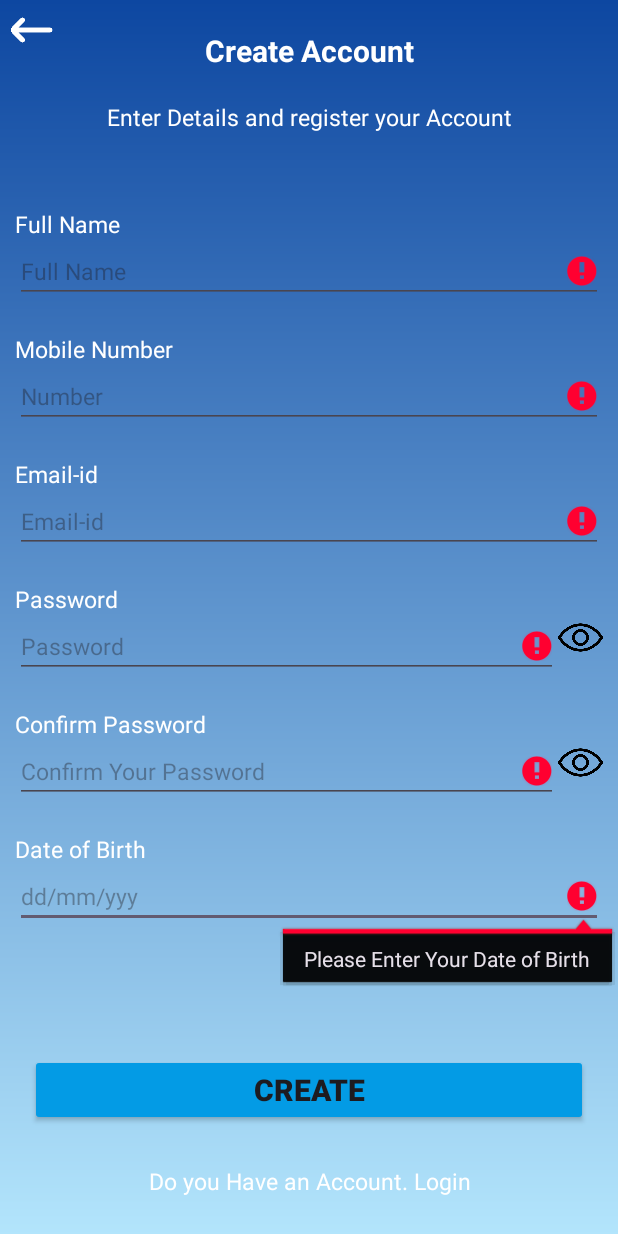
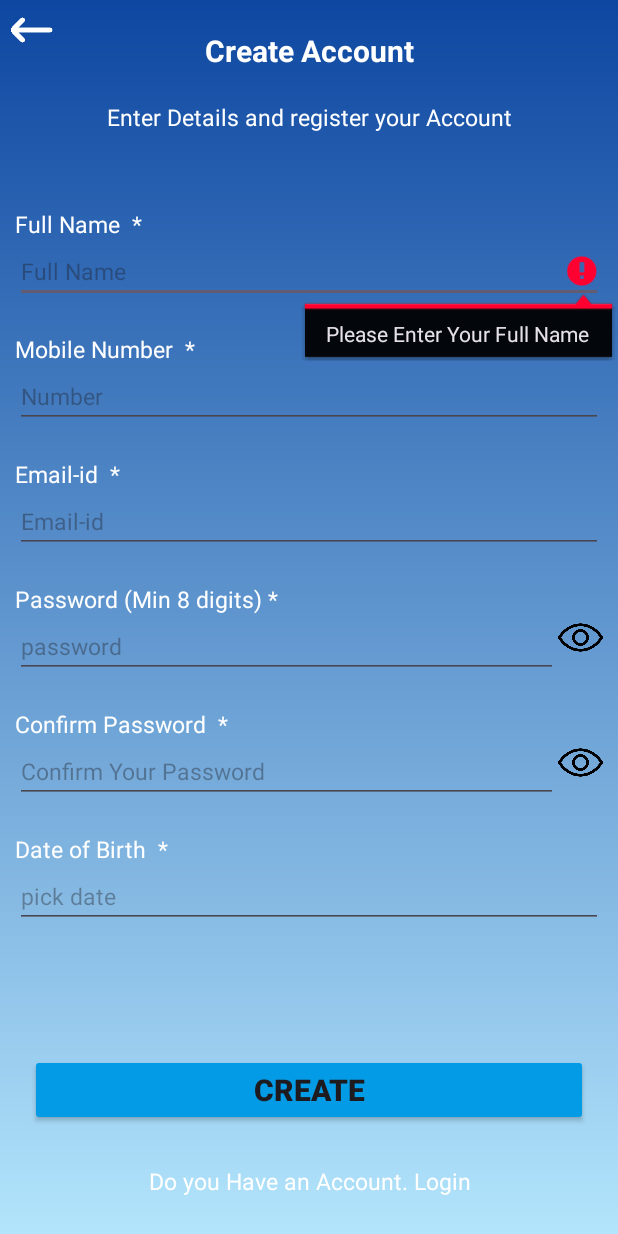
Before and after one commit to AkashKarkhal/mykoonba2, an Android app: the Signin screen opened directly, with no data from a screen before it, after a tap on "CREATE", on a phone screen of 412 x 824 dp. Run offline under Robolectric (Android 15) with nearby library versions, the phone set to English and light mode, and no system bars; our stand-ins replace Firebase (no records; nobody signed in at launch, a user with empty details on screens opened directly); 2 other taps on this screen came first.

Commit message:
add * , loading progress, password min 8 character

```diff
--- a/app/src/main/java/com/example/mykoonba/Signin.java
+++ b/app/src/main/java/com/example/mykoonba/Signin.java
@@ -4,6 +4,7 @@ import androidx.annotation.NonNull;
 import androidx.appcompat.app.AppCompatActivity;
 import androidx.appcompat.widget.AppCompatButton;
 
+import android.app.DatePickerDialog;
 import android.content.Intent;
 import android.os.Bundle;
 import android.text.TextUtils;
@@ -11,8 +12,10 @@ import android.text.method.HideReturnsTransformationMethod;
 import android.text.method.PasswordTransformationMethod;
 import android.util.Patterns;
 import android.view.View;
+import android.widget.DatePicker;
 import android.widget.EditText;
 import android.widget.ImageView;
+import android.widget.ProgressBar;
 import android.widget.TextView;
 import android.widget.Toast;
 
@@ -25,6 +28,8 @@ import com.google.firebase.database.DatabaseReference;
 import com.google.firebase.database.FirebaseDatabase;
 import com.google.firebase.ktx.Firebase;
 
+import java.util.Calendar;
+
 public class Signin extends AppCompatActivity {
 
     private FirebaseAuth auth;
@@ -32,6 +37,7 @@ public class Signin extends AppCompatActivity {
     private AppCompatButton Createaccountbtn;
     private TextView Doyouaccount;
 
+    ProgressBar progressBar;
 
     AppCompatButton backbtn;
     TextView Alreadyaccount;
@@ -43,6 +49,12 @@ public class Signin extends AppCompatActivity {
         super.onCreate(savedInstanceState);
         setContentView(R.layout.activity_signin);
 
+        auth = FirebaseAuth.getInstance();
+        signmail = findViewById(R.id.Emailidsignin);
+        signpass = findViewById(R.id.passwordsignin);
+        signconfrimpass = findViewById(R.id.confirmpasswordsignin);
+        Createaccountbtn = findViewById(R.id.CreateAccount);
+
         Createaccountbtn = findViewById(R.id.CreateAccount);
         Alreadyaccount = findViewById(R.id.Doyoualreadyaccount);
         backbtn = findViewById(R.id.BackbtnCreateaccount);
@@ -50,6 +62,9 @@ public class Signin extends AppCompatActivity {
         signdateofbirth = findViewById(R.id.signdateofbirth);
         signphnnumber = findViewById(R.id.signphnnumber);
 
+
+        progressBar=findViewById(R.id.progress_circular);
+        progressBar.setVisibility(View.GONE);
 
         ImageView passiconsign = findViewById(R.id.passiconsign);
         passiconsign.setImageResource(R.drawable.passhide);
@@ -86,8 +101,23 @@ public class Signin extends AppCompatActivity {
        });
 
 
+        signpass.setOnFocusChangeListener(new View.OnFocusChangeListener() {
+            @Override
+            public void onFocusChange(View view, boolean b) {
+                if (signpass.getText().toString().length()<8){
+                    signpass.setError("Minimum 8 Digits Must be Required");
+                }
+            }
+        });
 
-
+        signconfrimpass.setOnFocusChangeListener(new View.OnFocusChangeListener() {
+            @Override
+            public void onFocusChange(View view, boolean b) {
+                if (!signpass.getText().toString().equals(signconfrimpass.getText().toString()) ||signpass.getText().toString().equals(signconfrimpass.getText().toString()) && signconfrimpass.getText().toString().isEmpty()) {
+                    signconfrimpass.setError("Password Not matched");
+                }
+            }
+        });
 
 
         backbtn.setOnClickListener(new View.OnClickListener() {
@@ -106,13 +136,15 @@ public class Signin extends AppCompatActivity {
 
 
 
+        signdateofbirth.setOnClickListener(new View.OnClickListener() {
+            @Override
+            public void onClick(View view) {
+                showDatePickerDialog();
+            }
+        });
+
+
 //        auntenthcation---------------------------------------------------------------------------------------------------------------------------
-
-        auth = FirebaseAuth.getInstance();
-        signmail = findViewById(R.id.Emailidsignin);
-        signpass = findViewById(R.id.passwordsignin);
-        signconfrimpass = findViewById(R.id.confirmpasswordsignin);
-        Createaccountbtn = findViewById(R.id.CreateAccount);
 
 
         Createaccountbtn.setOnClickListener(new View.OnClickListener() {
@@ -130,44 +162,42 @@ public class Signin extends AppCompatActivity {
                     signfullname.requestFocus();
 
                 }
-                if (TextUtils.isEmpty(phnnumber)) {
+                else if (TextUtils.isEmpty(phnnumber)) {
                     signphnnumber.setError("Please Enter Your Correct Number");
                     signphnnumber.requestFocus();
 
                 }
-                if (phnnumber.length()!=10) {
+                else if (phnnumber.length()!=10) {
                     signphnnumber.setError("Please Enter Valid NumberY");
                     signphnnumber.requestFocus();
 
                 }
-                if (TextUtils.isEmpty(dateofbirth)){
+                else if (TextUtils.isEmpty(dateofbirth)){
                     signdateofbirth.setError("Please Enter Your Date of Birth");
                     signdateofbirth.requestFocus();
                 }
 
-                if (user.isEmpty()){
+                else if (user.isEmpty()){
                     signmail.setError("Email Cannot be Empty");
                 }
-                if (!Patterns.EMAIL_ADDRESS.matcher(user).matches()){
+                else if (!Patterns.EMAIL_ADDRESS.matcher(user).matches()){
                     signmail.setError("Plaese Enter Valid Email-id");
                 }
-                if (pass.isEmpty()){
+                else if (pass.isEmpty()){
                     signpass.setError("Password Cannot be Empty");
                 }
-                if (pass.length()<8){
+                else if (pass.length()<8){
                     signpass.setError("Minimum 8 Digits Must be Required");
                 }
-                if (confirmpass.isEmpty()){
+                else if (confirmpass.isEmpty()){
                     signconfrimpass.setError("Confirm Password Cannot be Empty");
                 }
-                if (!pass.equals(confirmpass) || pass.equals(confirmpass) && confirmpass.isEmpty()) {
+                else if (!pass.equals(confirmpass) || pass.equals(confirmpass) && confirmpass.isEmpty()) {
                     signconfrimpass.setError("Password Not matched");
                     signpass.clearComposingText();
                     signconfrimpass.clearComposingText();
                 }
-
                 else{
-
                     registerUser(user,pass,phnnumber,fullname,dateofbirth);
                 }
 
@@ -182,6 +212,7 @@ public class Signin extends AppCompatActivity {
     private void registerUser(String user, String pass, String phnnumber, String fullname, String dateofbirth) {
 
 
+        progressBar.setVisibility(View.VISIBLE);
         auth.createUserWithEmailAndPassword(user,pass).addOnCompleteListener(new OnCompleteListener<AuthResult>() {
             @Override
             public void onComplete(@NonNull Task<AuthResult> task) {
@@ -209,15 +240,38 @@ public class Signin extends AppCompatActivity {
                     });
 
 
-
-
-
-
                 }
                 else{
                     Toast.makeText(Signin.this, "Account Creation Failed " + task.getException().getMessage(), Toast.LENGTH_SHORT).show();
                 }
+                progressBar.setVisibility(View.GONE);
             }
         });
     }
+
+    private void showDatePickerDialog() {
+        // Get the current date
+        final Calendar c = Calendar.getInstance();
+        int year = c.get(Calendar.YEAR);
+        int month = c.get(Calendar.MONTH);
+        int day = c.get(Calendar.DAY_OF_MONTH);
+
+        // Create a new DatePickerDialog
+        DatePickerDialog datePickerDialog = new DatePickerDialog(
+                this,
+                new DatePickerDialog.OnDateSetListener() {
+                    @Override
+                    public void onDateSet(DatePicker view, int year, int monthOfYear, int dayOfMonth) {
+                        // Handle the selected date
+                        String selectedDate = dayOfMonth + "/" + (monthOfYear + 1) + "/" + year;
+                        // You can use the selectedDate as needed (e.g., display it, save it, etc.)
+
+                        signdateofbirth.setText(selectedDate);
+                    }
+                },
+                year, month, day);
+
+        // Show the DatePickerDialog
+        datePickerDialog.show();
+    }
 }
--- a/app/src/main/res/layout/activity_signin.xml
+++ b/app/src/main/res/layout/activity_signin.xml
@@ -77,7 +77,7 @@
                 <TextView
                     android:layout_width="match_parent"
                     android:layout_height="wrap_content"
-                    android:text="Full Name"
+                    android:text="Full Name  *"
                     android:textColor="@color/white"
                     android:textSize="15sp" />
 
@@ -103,7 +103,7 @@
                 <TextView
                     android:layout_width="match_parent"
                     android:layout_height="wrap_content"
-                    android:text="Mobile Number"
+                    android:text="Mobile Number  *"
                     android:textColor="@color/white"
                     android:textSize="15sp" />
 
@@ -128,7 +128,7 @@
                 <TextView
                     android:layout_width="match_parent"
                     android:layout_height="wrap_content"
-                    android:text="Email-id"
+                    android:text="Email-id  *"
                     android:textColor="@color/white"
                     android:textSize="15sp" />
 
@@ -153,7 +153,7 @@
                 <TextView
                     android:layout_width="match_parent"
                     android:layout_height="wrap_content"
-                    android:text="Password"
+                    android:text="Password (Min 8 digits) *"
                     android:textColor="@color/white"
                     android:textSize="15sp" />
 
@@ -164,7 +164,7 @@
                    <EditText
                        android:layout_width="wrap_content"
                        android:layout_height="wrap_content"
-                       android:hint="Password"
+                       android:hint="password"
                        android:textSize="15sp"
                        android:layout_weight="1"
                        android:inputType="textPassword"
@@ -190,7 +190,7 @@
                 <TextView
                     android:layout_width="match_parent"
                     android:layout_height="wrap_content"
-                    android:text="Confirm Password"
+                    android:text="Confirm Password  *"
                     android:textColor="@color/white"
                     android:textSize="15sp" />
 
@@ -229,15 +229,18 @@
                 <TextView
                     android:layout_width="match_parent"
                     android:layout_height="wrap_content"
-                    android:text="Date of Birth"
+                    android:text="Date of Birth  *"
                     android:textColor="@color/white"
                     android:textSize="15sp" />
 
                 <EditText
                     android:layout_width="match_parent"
                     android:layout_height="wrap_content"
-                    android:hint="dd/mm/yyy"
-                    android:inputType="date"
+                    android:hint="pick date"
+                    android:focusable="false"
+                    android:inputType="none"
+                    android:longClickable="false"
+                    android:clickable="true"
                     android:id="@+id/signdateofbirth"
                     android:textSize="15sp" />
 
@@ -281,6 +284,13 @@
         app:layout_constraintTop_toBottomOf="@+id/CreateAccount" />
 
 
-
+    <ProgressBar
+        android:id="@+id/progress_circular"
+        android:layout_width="100dp"
+        android:layout_height="100dp"
+        app:layout_constraintBottom_toBottomOf="parent"
+        app:layout_constraintEnd_toEndOf="parent"
+        app:layout_constraintStart_toStartOf="parent"
+        app:layout_constraintTop_toTopOf="parent" />
 
 </androidx.constraintlayout.widget.ConstraintLayout>
```
Also changed, not shown: app/src/main/java/com/example/mykoonba/Loginpage.java (+11 -1 lines), app/src/main/res/layout/activity_loginpage.xml (+12 -3 lines).
